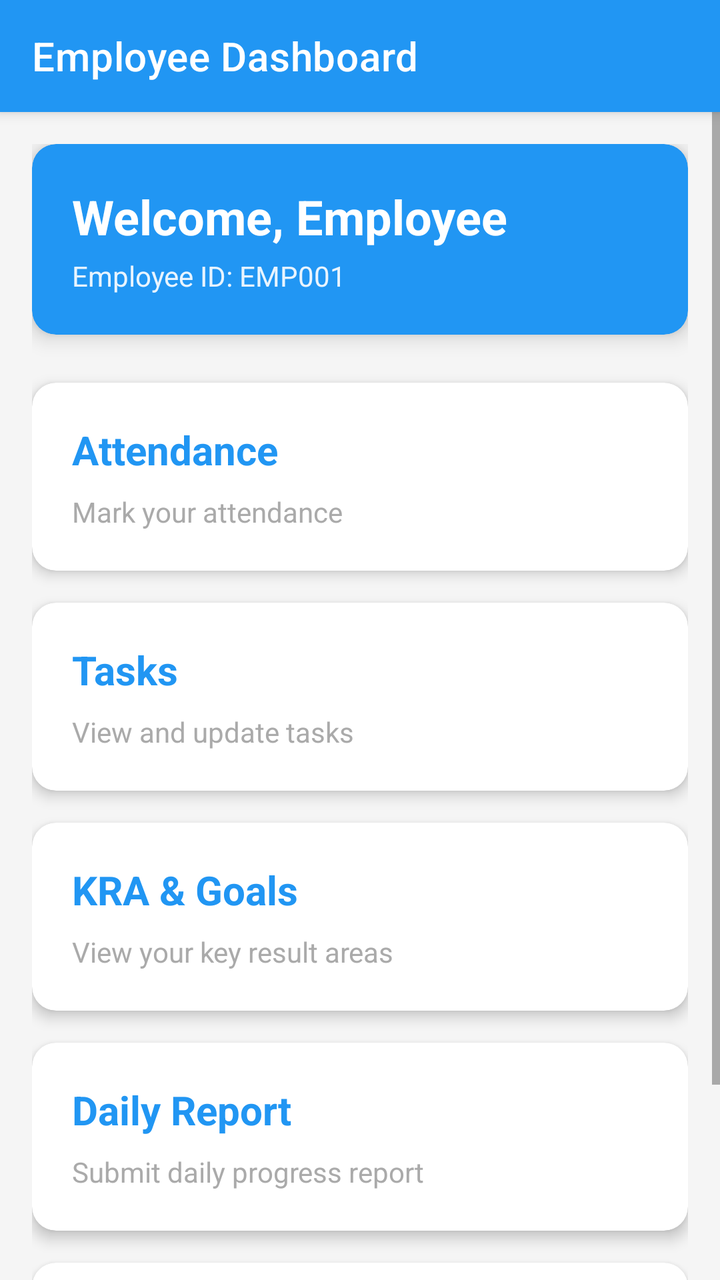
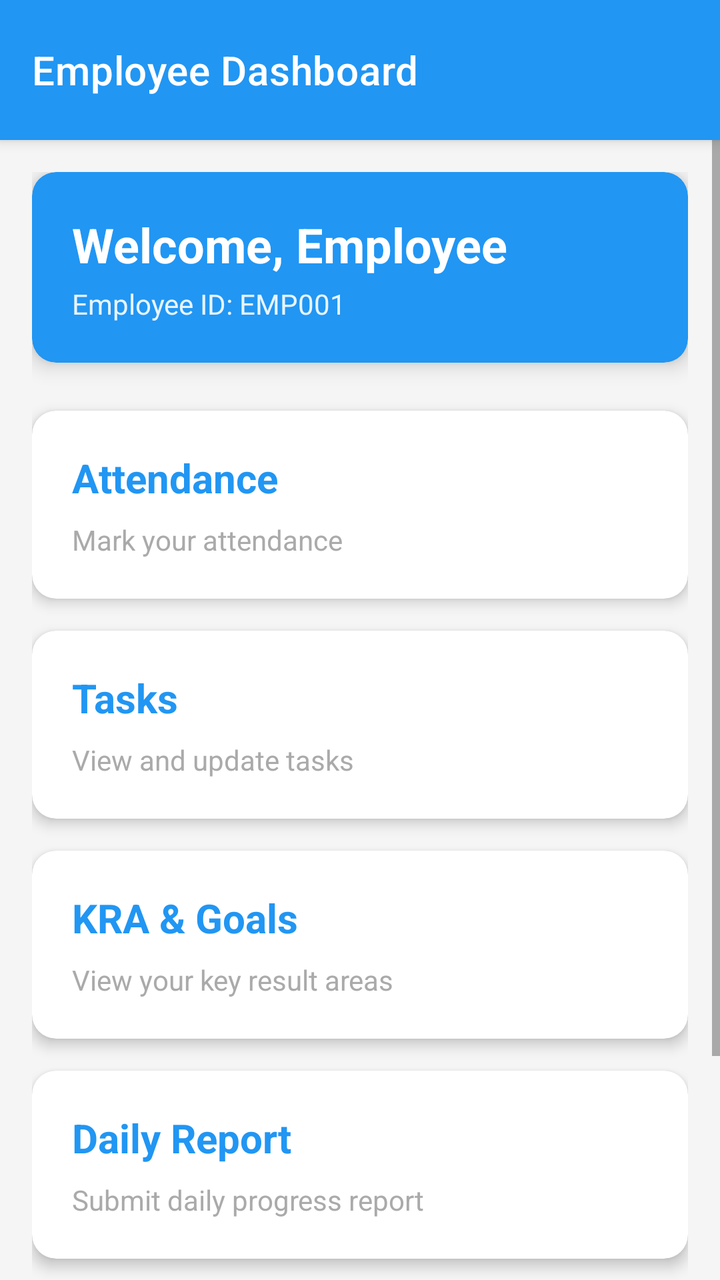

An Android layout rendered at two revisions. The XML below is the earlier revision; the diff shows what the commit changed to produce the second picture.
<!-- AndroidManifest.xml: application theme Theme.UnifiedHRSystem -->
<!-- res/layout/activity_employee_dashboard.xml -->
<?xml version="1.0" encoding="utf-8"?>
<androidx.coordinatorlayout.widget.CoordinatorLayout xmlns:android="http://schemas.android.com/apk/res/android"
    xmlns:app="http://schemas.android.com/apk/res-auto"
    android:layout_width="match_parent"
    android:layout_height="match_parent"
    android:background="@color/background">

    <com.google.android.material.appbar.AppBarLayout
        android:layout_width="match_parent"
        android:layout_height="wrap_content"
        android:theme="@style/ThemeOverlay.AppCompat.Dark.ActionBar">

        <com.google.android.material.appbar.MaterialToolbar
            android:id="@+id/toolbar"
            android:layout_width="match_parent"
            android:layout_height="?attr/actionBarSize"
            android:background="@color/primary"
            app:title="Employee Dashboard"
            app:titleTextColor="@color/white" />

    </com.google.android.material.appbar.AppBarLayout>

    <ScrollView
        android:layout_width="match_parent"
        android:layout_height="match_parent"
        app:layout_behavior="@string/appbar_scrolling_view_behavior">

        <LinearLayout
            android:layout_width="match_parent"
            android:layout_height="wrap_content"
            android:orientation="vertical"
            android:padding="16dp">

            <androidx.cardview.widget.CardView
                android:layout_width="match_parent"
                android:layout_height="wrap_content"
                android:layout_marginBottom="24dp"
                app:cardCornerRadius="12dp"
                app:cardElevation="6dp"
                app:cardBackgroundColor="@color/primary">

                <LinearLayout
                    android:layout_width="match_parent"
                    android:layout_height="wrap_content"
                    android:orientation="vertical"
                    android:padding="20dp">

                    <TextView
                        android:id="@+id/tvWelcome"
                        android:layout_width="match_parent"
                        android:layout_height="wrap_content"
                        android:text="Welcome, Employee"
                        android:textSize="24sp"
                        android:textStyle="bold"
                        android:textColor="@color/white" />

                    <TextView
                        android:id="@+id/tvEmployeeId"
                        android:layout_width="match_parent"
                        android:layout_height="wrap_content"
                        android:text="Employee ID: EMP001"
                        android:textSize="14sp"
                        android:textColor="@color/white"
                        android:alpha="0.9"
                        android:layout_marginTop="4dp" />

                </LinearLayout>
            </androidx.cardview.widget.CardView>

            <androidx.cardview.widget.CardView
                android:id="@+id/cvAttendance"
                android:layout_width="match_parent"
                android:layout_height="wrap_content"
                android:layout_marginBottom="16dp"
                app:cardCornerRadius="12dp"
                app:cardElevation="4dp"
                android:clickable="true"
                android:focusable="true"
                android:foreground="?android:attr/selectableItemBackground">

                <LinearLayout
                    android:layout_width="match_parent"
                    android:layout_height="wrap_content"
                    android:orientation="vertical"
                    android:padding="20dp">

                    <TextView
                        android:layout_width="wrap_content"
                        android:layout_height="wrap_content"
                        android:text="@string/attendance"
                        android:textSize="20sp"
                        android:textStyle="bold"
                        android:textColor="@color/primary" />

                    <TextView
                        android:layout_width="wrap_content"
                        android:layout_height="wrap_content"
                        android:text="Mark your attendance"
                        android:textSize="14sp"
                        android:textColor="@android:color/darker_gray"
                        android:layout_marginTop="8dp" />
                </LinearLayout>
            </androidx.cardview.widget.CardView>

            <androidx.cardview.widget.CardView
                android:id="@+id/cvTasks"
                android:layout_width="match_parent"
                android:layout_height="wrap_content"
                android:layout_marginBottom="16dp"
                app:cardCornerRadius="12dp"
                app:cardElevation="4dp"
                android:clickable="true"
                android:focusable="true"
                android:foreground="?android:attr/selectableItemBackground">

                <LinearLayout
                    android:layout_width="match_parent"
                    android:layout_height="wrap_content"
                    android:orientation="vertical"
                    android:padding="20dp">

                    <TextView
                        android:layout_width="wrap_content"
                        android:layout_height="wrap_content"
                        android:text="@string/tasks"
                        android:textSize="20sp"
                        android:textStyle="bold"
                        android:textColor="@color/primary" />

                    <TextView
                        android:layout_width="wrap_content"
                        android:layout_height="wrap_content"
                        android:text="View and update tasks"
                        android:textSize="14sp"
                        android:textColor="@android:color/darker_gray"
                        android:layout_marginTop="8dp" />
                </LinearLayout>
            </androidx.cardview.widget.CardView>

            <androidx.cardview.widget.CardView
                android:id="@+id/cvKRA"
                android:layout_width="match_parent"
                android:layout_height="wrap_content"
                android:layout_marginBottom="16dp"
                app:cardCornerRadius="12dp"
                app:cardElevation="4dp"
                android:clickable="true"
                android:focusable="true"
                android:foreground="?android:attr/selectableItemBackground">

                <LinearLayout
                    android:layout_width="match_parent"
                    android:layout_height="wrap_content"
                    android:orientation="vertical"
                    android:padding="20dp">

                    <TextView
                        android:layout_width="wrap_content"
                        android:layout_height="wrap_content"
                        android:text="KRA &amp; Goals"
                        android:textSize="20sp"
                        android:textStyle="bold"
                        android:textColor="@color/primary" />

                    <TextView
                        android:layout_width="wrap_content"
                        android:layout_height="wrap_content"
                        android:text="View your key result areas"
                        android:textSize="14sp"
                        android:textColor="@android:color/darker_gray"
                        android:layout_marginTop="8dp" />
                </LinearLayout>
            </androidx.cardview.widget.CardView>

            <androidx.cardview.widget.CardView
                android:id="@+id/cvDailyReport"
                android:layout_width="match_parent"
                android:layout_height="wrap_content"
                android:layout_marginBottom="16dp"
                app:cardCornerRadius="12dp"
                app:cardElevation="4dp"
                android:clickable="true"
                android:focusable="true"
                android:foreground="?android:attr/selectableItemBackground">

                <LinearLayout
                    android:layout_width="match_parent"
                    android:layout_height="wrap_content"
                    android:orientation="vertical"
                    android:padding="20dp">

                    <TextView
                        android:layout_width="wrap_content"
                        android:layout_height="wrap_content"
                        android:text="@string/daily_report"
                        android:textSize="20sp"
                        android:textStyle="bold"
                        android:textColor="@color/primary" />

                    <TextView
                        android:layout_width="wrap_content"
                        android:layout_height="wrap_content"
                        android:text="Submit daily progress report"
                        android:textSize="14sp"
                        android:textColor="@android:color/darker_gray"
                        android:layout_marginTop="8dp" />
                </LinearLayout>
            </androidx.cardview.widget.CardView>

            <androidx.cardview.widget.CardView
                android:id="@+id/cvLeave"
                android:layout_width="match_parent"
                android:layout_height="wrap_content"
                android:layout_marginBottom="16dp"
                app:cardCornerRadius="12dp"
                app:cardElevation="4dp"
                android:clickable="true"
                android:focusable="true"
                android:foreground="?android:attr/selectableItemBackground">

                <LinearLayout
                    android:layout_width="match_parent"
                    android:layout_height="wrap_content"
                    android:orientation="vertical"
                    android:padding="20dp">

                    <TextView
                        android:layout_width="wrap_content"
                        android:layout_height="wrap_content"
                        android:text="@string/leave_requests"
                        android:textSize="20sp"
                        android:textStyle="bold"
                        android:textColor="@color/primary" />

                    <TextView
                        android:layout_width="wrap_content"
                        android:layout_height="wrap_content"
                        android:text="Apply for leave"
                        android:textSize="14sp"
                        android:textColor="@android:color/darker_gray"
                        android:layout_marginTop="8dp" />
                </LinearLayout>
            </androidx.cardview.widget.CardView>


        </LinearLayout>
    </ScrollView>
</androidx.coordinatorlayout.widget.CoordinatorLayout>
<!-- resources referenced by this layout -->
<resources>
  <color name="background">#FFF5F5F5</color>
  <color name="primary">#FF2196F3</color>
  <color name="white">#FFFFFFFF</color>
  <string name="attendance">Attendance</string>
  <string name="daily_report">Daily Report</string>
  <string name="leave_requests">Leave Requests</string>
  <string name="tasks">Tasks</string>
  <style name="Theme.UnifiedHRSystem" parent="Theme.MaterialComponents.DayNight.NoActionBar">
          <item name="colorPrimary">@color/primary</item>
          <item name="colorPrimaryDark">@color/primary_dark</item>
          <item name="colorAccent">@color/accent</item>
          <item name="toolbarStyle">@style/Widget.UnifiedHR.Toolbar</item>
      </style>
  <color name="primary_dark">#FF1976D2</color>
  <color name="accent">#FFFF5722</color>
  <style name="Widget.UnifiedHR.Toolbar" parent="Widget.MaterialComponents.Toolbar">
          <item name="popupTheme">@style/ThemeOverlay.MaterialComponents.Light</item>
          <item name="titleTextColor">@color/white</item>
          <item name="subtitleTextColor">@color/white</item>
      </style>
</resources>

<!-- the commit's change to res/layout/activity_employee_dashboard.xml (unified diff, before → after) -->
@@ -5,6 +5,7 @@
     android:layout_height="match_parent"
     android:background="@color/background">
 
+
     <com.google.android.material.appbar.AppBarLayout
         android:layout_width="match_parent"
         android:layout_height="wrap_content"
@@ -13,12 +14,17 @@
         <com.google.android.material.appbar.MaterialToolbar
             android:id="@+id/toolbar"
             android:layout_width="match_parent"
-            android:layout_height="?attr/actionBarSize"
+            android:layout_height="70dp"
             android:background="@color/primary"
             app:title="Employee Dashboard"
-            app:titleTextColor="@color/white" />
+            app:titleTextColor="@color/white"
+            app:titleCentered="false"
+            app:contentInsetStartWithNavigation="0dp"
+            app:contentInsetLeft="16dp" />
+
 
     </com.google.android.material.appbar.AppBarLayout>
+
 
     <ScrollView
         android:layout_width="match_parent"
@@ -31,6 +37,7 @@
             android:orientation="vertical"
             android:padding="16dp">
 
+            
             <androidx.cardview.widget.CardView
                 android:layout_width="match_parent"
                 android:layout_height="wrap_content"
@@ -67,6 +74,7 @@
                 </LinearLayout>
             </androidx.cardview.widget.CardView>
 
+            
             <androidx.cardview.widget.CardView
                 android:id="@+id/cvAttendance"
                 android:layout_width="match_parent"
@@ -99,9 +107,11 @@
                         android:textSize="14sp"
                         android:textColor="@android:color/darker_gray"
                         android:layout_marginTop="8dp" />
-                </LinearLayout>
-            </androidx.cardview.widget.CardView>
-
+
+                </LinearLayout>
+            </androidx.cardview.widget.CardView>
+
+            
             <androidx.cardview.widget.CardView
                 android:id="@+id/cvTasks"
                 android:layout_width="match_parent"
@@ -134,9 +144,11 @@
                         android:textSize="14sp"
                         android:textColor="@android:color/darker_gray"
                         android:layout_marginTop="8dp" />
-                </LinearLayout>
-            </androidx.cardview.widget.CardView>
-
+
+                </LinearLayout>
+            </androidx.cardview.widget.CardView>
+
+            
             <androidx.cardview.widget.CardView
                 android:id="@+id/cvKRA"
                 android:layout_width="match_parent"
@@ -169,9 +181,11 @@
                         android:textSize="14sp"
                         android:textColor="@android:color/darker_gray"
                         android:layout_marginTop="8dp" />
-                </LinearLayout>
-            </androidx.cardview.widget.CardView>
-
+
+                </LinearLayout>
+            </androidx.cardview.widget.CardView>
+
+            
             <androidx.cardview.widget.CardView
                 android:id="@+id/cvDailyReport"
                 android:layout_width="match_parent"
@@ -192,7 +206,7 @@
                     <TextView
                         android:layout_width="wrap_content"
                         android:layout_height="wrap_content"
-                        android:text="@string/daily_report"
+                        android:text="Daily Report"
                         android:textSize="20sp"
                         android:textStyle="bold"
                         android:textColor="@color/primary" />
@@ -204,45 +218,49 @@
                         android:textSize="14sp"
                         android:textColor="@android:color/darker_gray"
                         android:layout_marginTop="8dp" />
-                </LinearLayout>
-            </androidx.cardview.widget.CardView>
-
-            <androidx.cardview.widget.CardView
-                android:id="@+id/cvLeave"
-                android:layout_width="match_parent"
-                android:layout_height="wrap_content"
-                android:layout_marginBottom="16dp"
-                app:cardCornerRadius="12dp"
-                app:cardElevation="4dp"
-                android:clickable="true"
-                android:focusable="true"
-                android:foreground="?android:attr/selectableItemBackground">
-
-                <LinearLayout
-                    android:layout_width="match_parent"
-                    android:layout_height="wrap_content"
-                    android:orientation="vertical"
-                    android:padding="20dp">
-
-                    <TextView
-                        android:layout_width="wrap_content"
-                        android:layout_height="wrap_content"
-                        android:text="@string/leave_requests"
-                        android:textSize="20sp"
-                        android:textStyle="bold"
-                        android:textColor="@color/primary" />
-
-                    <TextView
-                        android:layout_width="wrap_content"
-                        android:layout_height="wrap_content"
-                        android:text="Apply for leave"
-                        android:textSize="14sp"
-                        android:textColor="@android:color/darker_gray"
-                        android:layout_marginTop="8dp" />
-                </LinearLayout>
-            </androidx.cardview.widget.CardView>
-
+
+                </LinearLayout>
+            </androidx.cardview.widget.CardView>
+
+
+            
+            <androidx.cardview.widget.CardView
+                android:id="@+id/cvFeedback"
+                android:layout_width="match_parent"
+                android:layout_height="wrap_content"
+                android:layout_marginBottom="24dp"
+                app:cardCornerRadius="12dp"
+                app:cardElevation="4dp"
+                android:clickable="true"
+                android:focusable="true"
+                android:foreground="?android:attr/selectableItemBackground">
+
+                <LinearLayout
+                    android:layout_width="match_parent"
+                    android:layout_height="wrap_content"
+                    android:orientation="vertical"
+                    android:padding="20dp">
+
+                    <TextView
+                        android:layout_width="wrap_content"
+                        android:layout_height="wrap_content"
+                        android:text="Feedback"
+                        android:textSize="20sp"
+                        android:textStyle="bold"
+                        android:textColor="@color/primary" />
+
+                    <TextView
+                        android:layout_width="wrap_content"
+                        android:layout_height="wrap_content"
+                        android:text="View feedback from Admin"
+                        android:textSize="14sp"
+                        android:textColor="@android:color/darker_gray"
+                        android:layout_marginTop="8dp" />
+
+                </LinearLayout>
+            </androidx.cardview.widget.CardView>
 
         </LinearLayout>
     </ScrollView>
+
 </androidx.coordinatorlayout.widget.CoordinatorLayout>
<!-- resource entries referenced after the edit -->
@@ -1,11 +1,9 @@
 <!-- resources referenced by this layout -->
 <resources>
   <color name="background">#FFF5F5F5</color>
-  <color name="primary">#FF2196F3</color>
+  <color name="primary">#2196F3</color>
   <color name="white">#FFFFFFFF</color>
   <string name="attendance">Attendance</string>
-  <string name="daily_report">Daily Report</string>
-  <string name="leave_requests">Leave Requests</string>
   <string name="tasks">Tasks</string>
   <style name="Theme.UnifiedHRSystem" parent="Theme.MaterialComponents.DayNight.NoActionBar">
           <item name="colorPrimary">@color/primary</item>
@@ -13,8 +11,8 @@
           <item name="colorAccent">@color/accent</item>
           <item name="toolbarStyle">@style/Widget.UnifiedHR.Toolbar</item>
       </style>
-  <color name="primary_dark">#FF1976D2</color>
-  <color name="accent">#FFFF5722</color>
+  <color name="primary_dark">#1976D2</color>
+  <color name="accent">#4CAF50</color>
   <style name="Widget.UnifiedHR.Toolbar" parent="Widget.MaterialComponents.Toolbar">
           <item name="popupTheme">@style/ThemeOverlay.MaterialComponents.Light</item>
           <item name="titleTextColor">@color/white</item>
